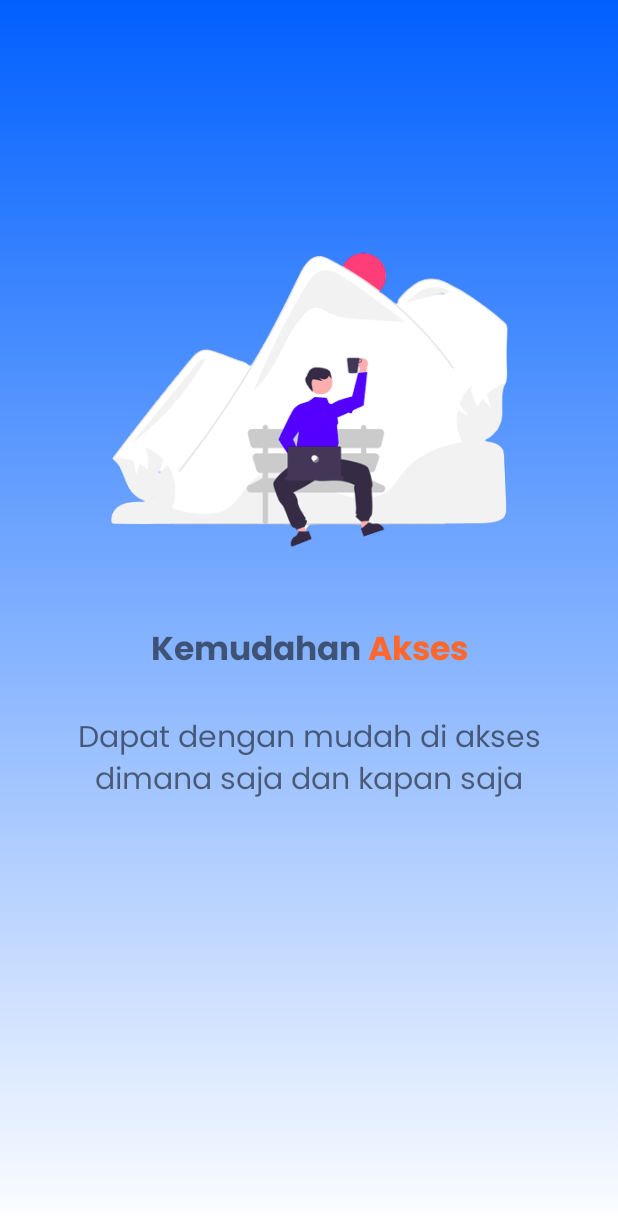
After one commit to hanifalfaqih/CareerWolu, an Android app: the layout layout_onboarding_2.xml on its own in the app's theme, with its tools: preview values and no code run, on a phone screen of 412 x 824 dp. The commit adds this screen. Shown: the top 1216 px of the screen. Run offline under Robolectric (Android 15) with nearby library versions, the phone set to English and light mode, and no system bars.

Commit message:
add layout onboarding 2 and string

```diff
--- /dev/null
+++ b/app/src/main/res/layout/layout_onboarding_2.xml
@@ -0,0 +1,52 @@
+<?xml version="1.0" encoding="utf-8"?>
+<androidx.constraintlayout.widget.ConstraintLayout xmlns:android="http://schemas.android.com/apk/res/android"
+    xmlns:app="http://schemas.android.com/apk/res-auto"
+    xmlns:tools="http://schemas.android.com/tools"
+    android:layout_width="match_parent"
+    android:layout_height="match_parent"
+    android:background="@drawable/gradient_background">
+
+
+    <ImageView
+        android:id="@+id/iv_onboarding_2"
+        android:layout_width="wrap_content"
+        android:layout_height="wrap_content"
+        android:layout_marginStart="37dp"
+        android:layout_marginTop="150dp"
+        android:layout_marginEnd="37dp"
+        app:layout_constraintEnd_toEndOf="parent"
+        app:layout_constraintStart_toStartOf="parent"
+        app:layout_constraintTop_toTopOf="parent"
+        app:srcCompat="@drawable/iv_onboarding_2" />
+
+    <TextView
+        android:id="@+id/tv_title_onboarding_2"
+        android:layout_width="0dp"
+        android:layout_height="wrap_content"
+        android:layout_marginStart="16dp"
+        android:layout_marginTop="32dp"
+        android:layout_marginEnd="16dp"
+        android:fontFamily="@font/poppins_bold"
+        android:text="@string/title_onboarding_2"
+        android:textAlignment="center"
+        android:textSize="22sp"
+        app:layout_constraintEnd_toEndOf="parent"
+        app:layout_constraintStart_toStartOf="parent"
+        app:layout_constraintTop_toBottomOf="@+id/iv_onboarding_2" />
+
+    <TextView
+        android:id="@+id/tv_description_onboarding_2"
+        android:layout_width="0dp"
+        android:layout_height="wrap_content"
+        android:layout_marginStart="16dp"
+        android:layout_marginTop="23dp"
+        android:layout_marginEnd="16dp"
+        android:fontFamily="@font/poppins_regular"
+        android:text="Dapat dengan mudah di akses dimana saja dan kapan saja"
+        android:textAlignment="center"
+        android:textSize="20sp"
+        app:layout_constraintEnd_toEndOf="parent"
+        app:layout_constraintHorizontal_bias="0.498"
+        app:layout_constraintStart_toStartOf="parent"
+        app:layout_constraintTop_toBottomOf="@+id/tv_title_onboarding_2" />
+</androidx.constraintlayout.widget.ConstraintLayout>
--- a/app/src/main/res/values/strings.xml
+++ b/app/src/main/res/values/strings.xml
@@ -1,3 +1,4 @@
 <resources>
     <string name="app_name">CareerWolu</string>
+    <string name="title_onboarding_2">Kemudahan <font color="#FF672C">Akses</font></string>
 </resources>
```
